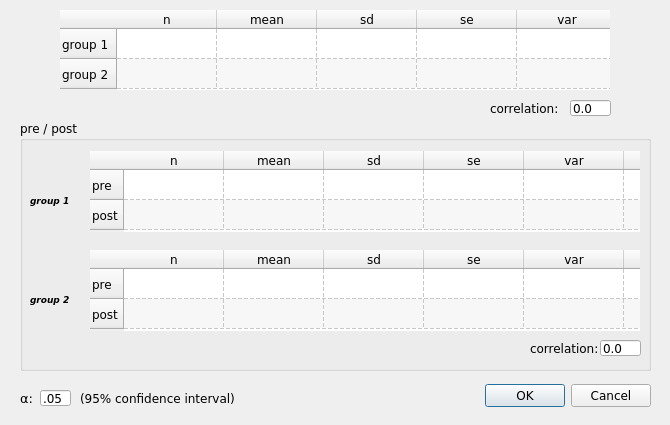
First picture: the form in continuous_data_form.ui, repository bwallace/OpenMeta-analyst-, before the edit.
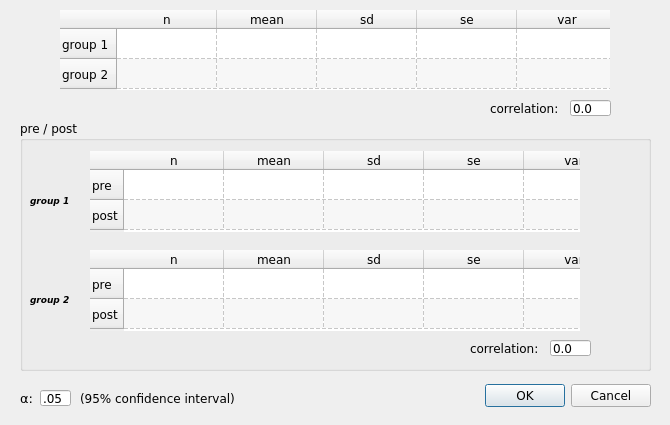
Second picture: the form after the edit. Icons and pictures are not drawn.

Commit message: updating continuous entry form ui

Diff of the .ui file:
```diff
--- a/continuous_data_form.ui
+++ b/continuous_data_form.ui
@@ -116,19 +116,19 @@
      <rect>
       <x>70</x>
       <y>31</y>
-      <width>550</width>
+      <width>490</width>
       <height>81</height>
      </rect>
     </property>
     <property name="minimumSize">
      <size>
-      <width>550</width>
+      <width>490</width>
       <height>0</height>
      </size>
     </property>
     <property name="maximumSize">
      <size>
-      <width>550</width>
+      <width>490</width>
       <height>16777215</height>
      </size>
     </property>
@@ -162,7 +162,7 @@
      <number>2</number>
     </property>
     <property name="columnCount">
-     <number>8</number>
+     <number>7</number>
     </property>
     <row>
      <property name="text">
@@ -199,11 +199,6 @@
       <string>var</string>
      </property>
     </column>
-    <column>
-     <property name="text">
-      <string>pval</string>
-     </property>
-    </column>
     <column>
      <property name="text">
       <string>low</string>
@@ -220,19 +215,19 @@
      <rect>
       <x>70</x>
       <y>130</y>
-      <width>550</width>
+      <width>490</width>
       <height>81</height>
      </rect>
     </property>
     <property name="minimumSize">
      <size>
-      <width>550</width>
+      <width>490</width>
       <height>0</height>
      </size>
     </property>
     <property name="maximumSize">
      <size>
-      <width>550</width>
+      <width>490</width>
       <height>16777215</height>
      </size>
     </property>
@@ -258,7 +253,7 @@
      <number>2</number>
     </property>
     <property name="columnCount">
-     <number>8</number>
+     <number>7</number>
     </property>
     <row>
      <property name="text">
@@ -295,11 +290,6 @@
       <string>var</string>
      </property>
     </column>
-    <column>
-     <property name="text">
-      <string>pval</string>
-     </property>
-    </column>
     <column>
      <property name="text">
       <string>low</string>
@@ -314,7 +304,7 @@
    <widget class="QLabel" name="label">
     <property name="geometry">
      <rect>
-      <x>510</x>
+      <x>450</x>
       <y>220</y>
       <width>71</width>
       <height>16</height>
@@ -327,7 +317,7 @@
    <widget class="QLineEdit" name="correlation_pre_post">
     <property name="geometry">
      <rect>
-      <x>580</x>
+      <x>530</x>
       <y>220</y>
       <width>41</width>
       <height>16</height>
```
Left out of the diff: 4 changed lines with no effect on the pictures. The commit also changes 4 other files.
